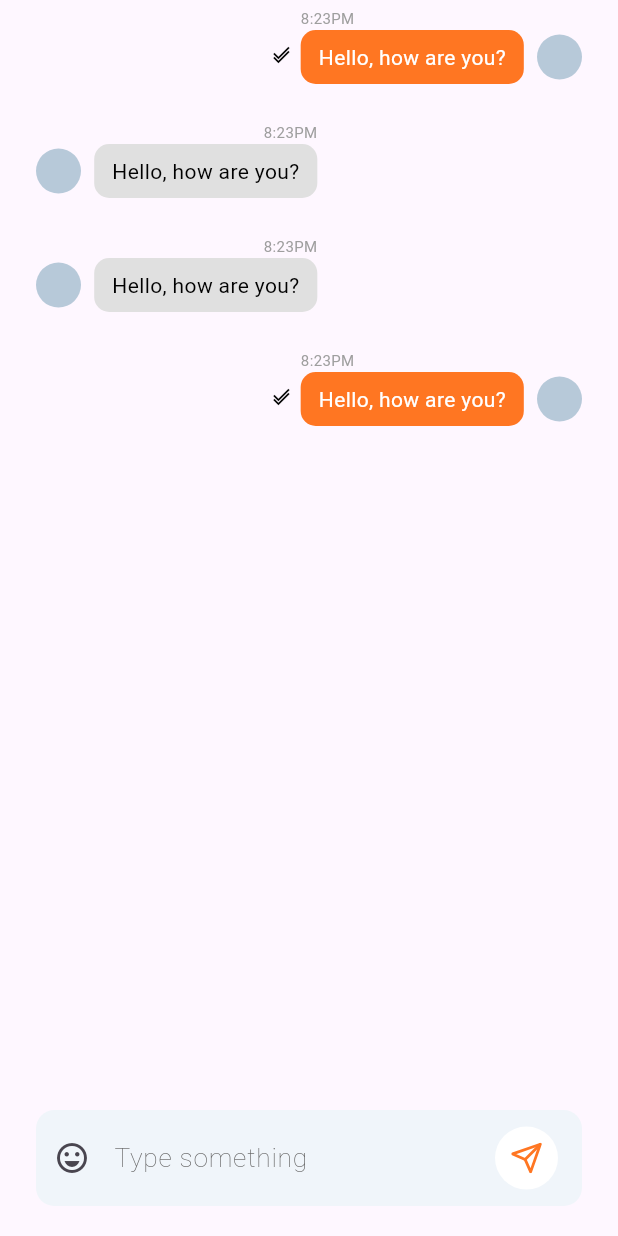
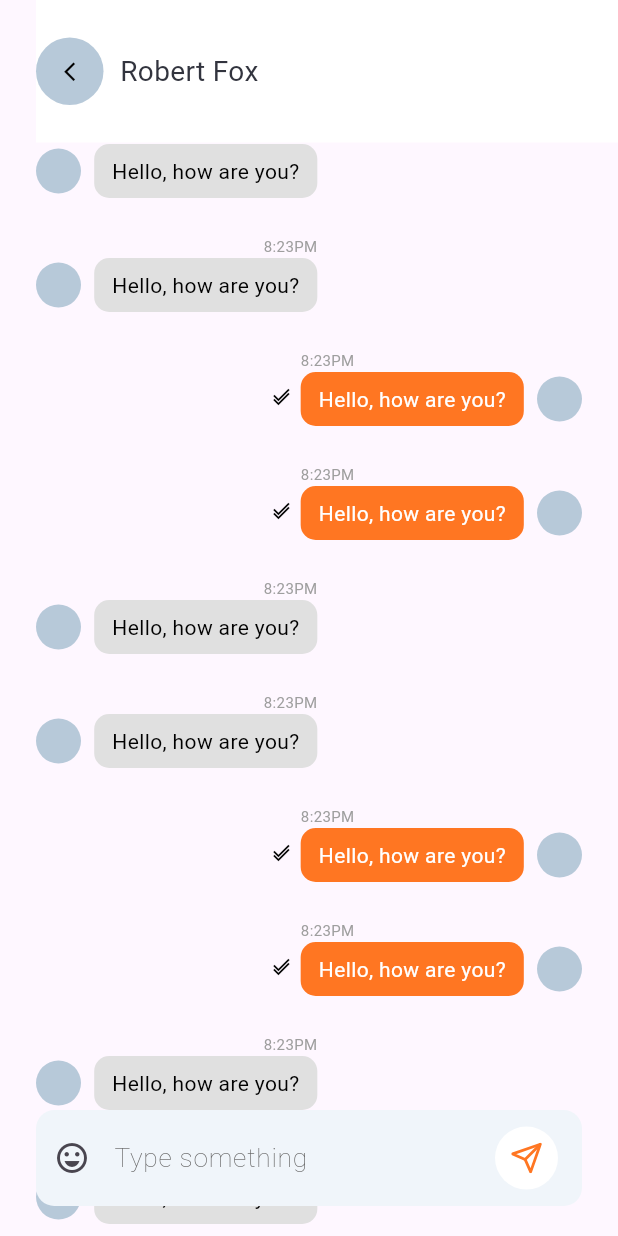
Before and after one commit to Teewhydot/food, a Flutter app: the screen it shows after launch, on a phone screen of 412 x 824 dp. Run offline on Flutter 3.47's test engine with Material 3 defaults, Android fonts, the phone set to English and light mode, and no system bars; our stand-ins replace avatar_glow, cached_network_image, carousel_slider, dartz, firebase_auth, flutter_dotenv and 11 more; missing offline and left inert: flutter_sliding_box; accounts and stored records are empty; Roboto replaces fonts that are missing (Sen).

Commit message:
Add back button and user name display to chat screen; update dependencies

```diff
--- a/lib/food/features/tracking/presentation/screens/chat_screen.dart
+++ b/lib/food/features/tracking/presentation/screens/chat_screen.dart
@@ -1,4 +1,5 @@
 import 'package:flutter/material.dart';
+import 'package:flutter_screenutil/flutter_screenutil.dart';
 import 'package:food/food/components/image.dart';
 import 'package:food/food/components/scaffold.dart';
 import 'package:food/food/components/textfields.dart';
@@ -8,6 +9,9 @@ import 'package:food/food/features/home/presentation/widgets/circle_widget.dart'
 import 'package:food/food/features/tracking/presentation/widgets/chat_bubble.dart';
 import 'package:food/generated/assets.dart';
 import 'package:get/get.dart';
+
+import '../../../../components/texts/texts.dart';
+import '../../../auth/presentation/widgets/back_widget.dart';
 
 enum ChatType { text, image, video }
 
@@ -24,6 +28,86 @@ class ChatScreen extends StatelessWidget {
           Positioned.fill(
             child: ListView(
               children: [
+                CustomChatBubble(
+                  message: "Hello, how are you?",
+                  time: "8:23PM",
+                  isSender: true,
+                ),
+                CustomChatBubble(
+                  message: "Hello, how are you?",
+                  time: "8:23PM",
+                  isSender: false,
+                ),
+                CustomChatBubble(
+                  message: "Hello, how are you?",
+                  time: "8:23PM",
+                  isSender: false,
+                ),
+                CustomChatBubble(
+                  message: "Hello, how are you?",
+                  time: "8:23PM",
+                  isSender: true,
+                ),
+                CustomChatBubble(
+                  message: "Hello, how are you?",
+                  time: "8:23PM",
+                  isSender: true,
+                ),
+                CustomChatBubble(
+                  message: "Hello, how are you?",
+                  time: "8:23PM",
+                  isSender: false,
+                ),
+                CustomChatBubble(
+                  message: "Hello, how are you?",
+                  time: "8:23PM",
+                  isSender: false,
+                ),
+                CustomChatBubble(
+                  message: "Hello, how are you?",
+                  time: "8:23PM",
+                  isSender: true,
+                ),
+                CustomChatBubble(
+                  message: "Hello, how are you?",
+                  time: "8:23PM",
+                  isSender: true,
+                ),
+                CustomChatBubble(
+                  message: "Hello, how are you?",
+                  time: "8:23PM",
+                  isSender: false,
+                ),
+                CustomChatBubble(
+                  message: "Hello, how are you?",
+                  time: "8:23PM",
+                  isSender: false,
+                ),
+                CustomChatBubble(
+                  message: "Hello, how are you?",
+                  time: "8:23PM",
+                  isSender: true,
+                ),
+                CustomChatBubble(
+                  message: "Hello, how are you?",
+                  time: "8:23PM",
+                  isSender: true,
+                ),
+                CustomChatBubble(
+                  message: "Hello, how are you?",
+                  time: "8:23PM",
+                  isSender: false,
+                ),
+                CustomChatBubble(
+                  message: "Hello, how are you?",
+                  time: "8:23PM",
+                  isSender: false,
+                ),
+                CustomChatBubble(
+                  message: "Hello, how are you?",
+                  time: "8:23PM",
+                  isSender: true,
+                ),
                 CustomChatBubble(
                   message: "Hello, how are you?",
                   time: "8:23PM",
@@ -73,25 +157,27 @@ class ChatScreen extends StatelessWidget {
               keyboardType: TextInputType.text,
             ),
           ),
-          // Positioned(
-          //   top: 50,
-          //   left: AppConstants.defaultPadding,
-          //   child: Container(
-          //     color: Colors.transparent,
-          //     child: Row(
-          //       children: [
-          //         BackWidget(color: kGreyColor, iconColor: kBlackColor),
-          //         10.horizontalSpace,
-          //         FText(
-          //           text: "Robert Fox",
-          //           fontSize: 17,
-          //           fontWeight: FontWeight.w400,
-          //           color: kTextColorDark,
-          //         ),
-          //       ],
-          //     ),
-          //   ),
-          // ),
+          Positioned(
+            top: 0,
+            left: AppConstants.defaultPadding,
+            child: Container(
+              height: 95,
+              width: 1.sw,
+              color: kWhiteColor,
+              child: Row(
+                children: [
+                  BackWidget(color: kGreyColor, iconColor: kBlackColor),
+                  10.horizontalSpace,
+                  FText(
+                    text: "Robert Fox",
+                    fontSize: 17,
+                    fontWeight: FontWeight.w400,
+                    color: kTextColorDark,
+                  ),
+                ],
+              ),
+            ),
+          ),
         ],
       ),
     );
--- /dev/null
+++ b/lib/food/features/tracking/presentation/screens/orders.dart
@@ -0,0 +1,10 @@
+import 'package:flutter/material.dart';
+
+class Orders extends StatelessWidget {
+  const Orders({super.key});
+
+  @override
+  Widget build(BuildContext context) {
+    return const Placeholder();
+  }
+}
--- a/pubspec.yaml
+++ b/pubspec.yaml
@@ -40,6 +40,7 @@ dependencies:
   flutter_dotenv: ^5.2.1
   confetti: ^0.8.0
   avatar_glow: ^3.0.1
+  contained_tab_bar_view: ^0.8.0
 
 
 dev_dependencies:
```
Also changed, not shown: pubspec.lock.
